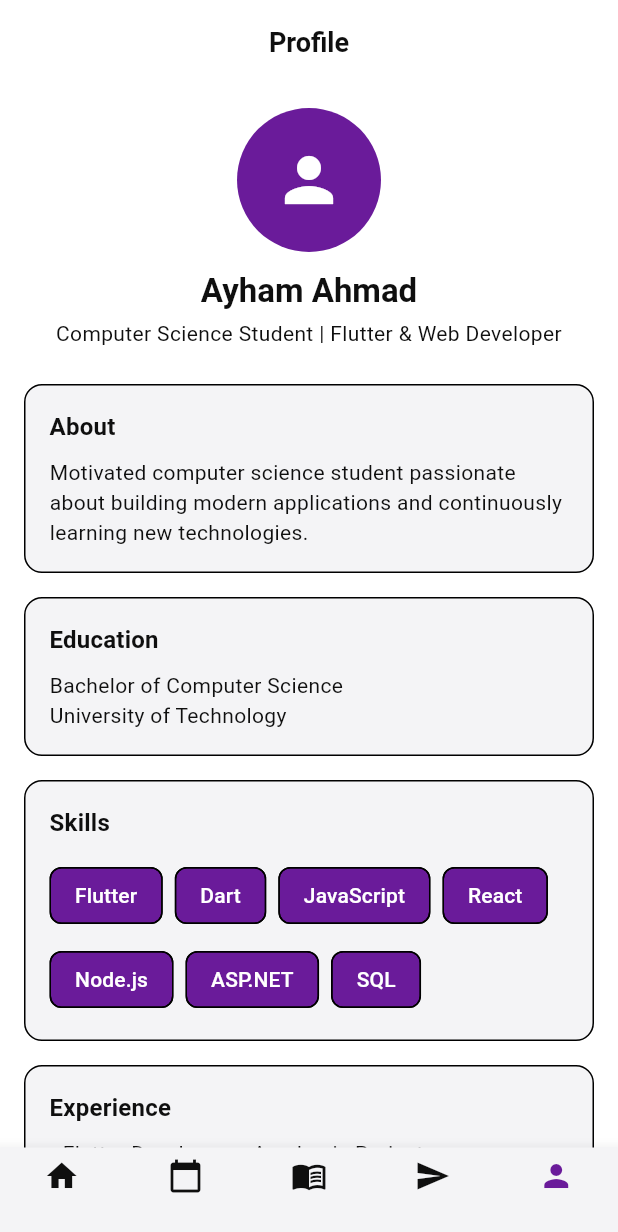
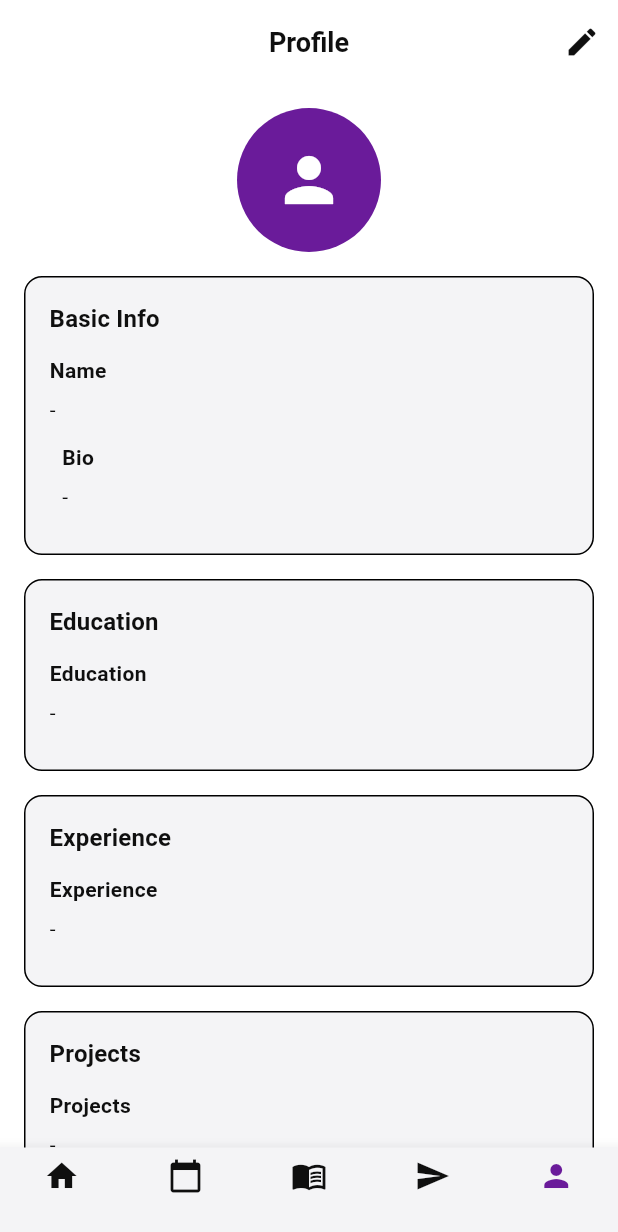
Before and after one commit to enas0/loopx, a Flutter app: the ProfilePage screen opened directly, on a phone screen of 412 x 824 dp. Shown: the top 1232 px of the screen. Run offline on Flutter 3.47's test engine with Material 3 defaults, Android fonts, the phone set to English and light mode, and no system bars; our stand-ins replace cloud_firestore, firebase_auth, firebase_core, youtube_player_flutter; accounts and stored records are empty.

Commit message:
زز
زز

```diff
--- a/lib/courses/courses_routes.dart
+++ /dev/null
@@ -1 +0,0 @@
-// TODO Implement this library.
--- a/lib/courses/luctures_page.dart
+++ /dev/null
@@ -1 +0,0 @@
-// TODO Implement this library.
--- /dev/null
+++ b/lib/models/user_profile.dart
@@ -0,0 +1,40 @@
+class UserProfile {
+  final String name;
+  final String bio;
+  final String education;
+  final String experience;
+  final String projects;
+  final List<String> skills;
+
+  UserProfile({
+    required this.name,
+    required this.bio,
+    required this.education,
+    required this.experience,
+    required this.projects,
+    required this.skills,
+  });
+
+  factory UserProfile.fromMap(Map<String, dynamic> map) {
+    return UserProfile(
+      name: map['name'] ?? '',
+      bio: map['bio'] ?? '',
+      education: map['education'] ?? '',
+      experience: map['experience'] ?? '',
+      projects: map['projects'] ?? '',
+      skills: List<String>.from(map['skills'] ?? []),
+    );
+  }
+
+  Map<String, dynamic> toMap() {
+    return {
+      'name': name,
+      'bio': bio,
+      'education': education,
+      'experience': experience,
+      'projects': projects,
+      'skills': skills,
+      'updatedAt': DateTime.now(),
+    };
+  }
+}
--- a/lib/screens/profile/profile_page.dart
+++ b/lib/screens/profile/profile_page.dart
@@ -1,101 +1,175 @@
 import 'package:flutter/material.dart';
+import 'package:cloud_firestore/cloud_firestore.dart';
+import 'package:firebase_auth/firebase_auth.dart';
 
 import '../../widgets/app_bottom_nav.dart';
 
-class ProfilePage extends StatelessWidget {
+class ProfilePage extends StatefulWidget {
   const ProfilePage({super.key});
+
+  @override
+  State<ProfilePage> createState() => _ProfilePageState();
+}
+
+class _ProfilePageState extends State<ProfilePage> {
+  final _auth = FirebaseAuth.instance;
+  final _firestore = FirebaseFirestore.instance;
+
+  bool _isEditing = false;
+  bool _isLoading = true;
+
+  final _nameCtrl = TextEditingController();
+  final _bioCtrl = TextEditingController();
+  final _educationCtrl = TextEditingController();
+  final _experienceCtrl = TextEditingController();
+  final _projectsCtrl = TextEditingController();
+  final _skillsCtrl = TextEditingController();
+
+  String get _uid => _auth.currentUser!.uid;
+
+  @override
+  void initState() {
+    super.initState();
+    _loadProfile();
+  }
+
+  /// 🔹 Load profile from Firestore
+  Future<void> _loadProfile() async {
+    final doc = await _firestore
+        .collection('users')
+        .doc(_uid)
+        .collection('profile')
+        .doc('profileid')
+        .get();
+
+    if (doc.exists) {
+      final data = doc.data()!;
+      _nameCtrl.text = data['name'] ?? '';
+      _bioCtrl.text = data['bio'] ?? '';
+      _educationCtrl.text = data['education'] ?? '';
+      _experienceCtrl.text = data['experience'] ?? '';
+      _projectsCtrl.text = data['projects'] ?? '';
+      _skillsCtrl.text = (data['skills'] as List?)?.join(', ') ?? '';
+    }
+
+    setState(() => _isLoading = false);
+  }
+
+  /// 🔹 Save profile to Firestore
+  Future<void> _saveProfile() async {
+    await _firestore
+        .collection('users')
+        .doc(_uid)
+        .collection('profile')
+        .doc('profileid')
+        .set({
+          'name': _nameCtrl.text.trim(),
+          'bio': _bioCtrl.text.trim(),
+          'education': _educationCtrl.text.trim(),
+          'experience': _experienceCtrl.text.trim(),
+          'projects': _projectsCtrl.text.trim(),
+          'skills': _skillsCtrl.text
+              .split(',')
+              .map((e) => e.trim())
+              .where((e) => e.isNotEmpty)
+              .toList(),
+          'updatedAt': FieldValue.serverTimestamp(),
+        }, SetOptions(merge: true));
+
+    setState(() => _isEditing = false);
+  }
 
   @override
   Widget build(BuildContext context) {
     final colors = Theme.of(context).colorScheme;
     final textTheme = Theme.of(context).textTheme;
 
+    if (_isLoading) {
+      return const Scaffold(body: Center(child: CircularProgressIndicator()));
+    }
+
     return Scaffold(
-      appBar: AppBar(title: const Text('Profile')),
+      appBar: AppBar(
+        title: const Text('Profile'),
+        actions: [
+          IconButton(
+            icon: Icon(_isEditing ? Icons.save : Icons.edit),
+            onPressed: () async {
+              if (_isEditing) {
+                await _saveProfile();
+              } else {
+                setState(() => _isEditing = true);
+              }
+            },
+          ),
+        ],
+      ),
 
       body: SingleChildScrollView(
         padding: const EdgeInsets.all(16),
         child: Column(
-          crossAxisAlignment: CrossAxisAlignment.start,
           children: [
-            Center(
+            /// Avatar
+            CircleAvatar(
+              radius: 48,
+              backgroundColor: colors.primaryContainer,
+              child: Icon(
+                Icons.person,
+                size: 48,
+                color: colors.onPrimaryContainer,
+              ),
+            ),
+
+            const SizedBox(height: 16),
+
+            _card(
+              context,
+              title: 'Basic Info',
               child: Column(
                 children: [
-                  CircleAvatar(
-                    radius: 48,
-                    backgroundColor: colors.primaryContainer,
-                    child: Icon(
-                      Icons.person,
-                      size: 48,
-                      color: colors.onPrimaryContainer,
-                    ),
-                  ),
-                  const SizedBox(height: 12),
-                  Text(
-                    'Ayham Ahmad',
-                    style: textTheme.titleLarge?.copyWith(
-                      fontWeight: FontWeight.bold,
-                    ),
-                  ),
-                  const SizedBox(height: 4),
-                  Text(
-                    'Computer Science Student | Flutter & Web Developer',
-                    textAlign: TextAlign.center,
-                    style: textTheme.bodyMedium?.copyWith(
-                      color: colors.onSurfaceVariant,
-                    ),
-                  ),
+                  _field('Name', _nameCtrl),
+                  _field('Bio', _bioCtrl, maxLines: 3),
                 ],
               ),
             ),
 
-            const SizedBox(height: 24),
-
-            _section(
+            _card(
               context,
-              title: 'About',
-              content:
-                  'Motivated computer science student passionate about building '
-                  'modern applications and continuously learning new technologies.',
+              title: 'Education',
+              child: _field('Education', _educationCtrl, maxLines: 2),
             ),
 
-            _section(
+            _card(
               context,
-              title: 'Education',
-              content: 'Bachelor of Computer Science\nUniversity of Technology',
+              title: 'Experience',
+              child: _field('Experience', _experienceCtrl, maxLines: 3),
             ),
 
-            _skillsSection(context),
-
-            _section(
+            _card(
               context,
-              title: 'Experience',
-              content:
-                  '• Flutter Developer – Academic Projects\n'
-                  '• Web Developer – Personal Projects',
+              title: 'Projects',
+              child: _field('Projects', _projectsCtrl, maxLines: 2),
             ),
 
-            _section(
+            _card(
               context,
-              title: 'Projects',
-              content:
-                  '• LOOPX – Study & Productivity App\n'
-                  '• Portfolio Website\n'
-                  '• Mobile Task Manager',
+              title: 'Skills',
+              child: _field('Skills (comma separated)', _skillsCtrl),
             ),
           ],
         ),
       ),
 
-      ///BottomNav Widget
       bottomNavigationBar: const AppBottomNav(currentIndex: 4),
     );
   }
 
-  Widget _section(
+  /// ================= UI Helpers =================
+
+  Widget _card(
     BuildContext context, {
     required String title,
-    required String content,
+    required Widget child,
   }) {
     final colors = Theme.of(context).colorScheme;
     final textTheme = Theme.of(context).textTheme;
@@ -116,60 +190,28 @@ class ProfilePage extends StatelessWidget {
             title,
             style: textTheme.titleMedium?.copyWith(fontWeight: FontWeight.bold),
           ),
-          const SizedBox(height: 8),
-          Text(content, style: textTheme.bodyMedium),
+          const SizedBox(height: 12),
+          child,
         ],
       ),
     );
   }
 
-  // SKILLS
-  Widget _skillsSection(BuildContext context) {
-    final colors = Theme.of(context).colorScheme;
-    final textTheme = Theme.of(context).textTheme;
-
-    final skills = [
-      'Flutter',
-      'Dart',
-      'JavaScript',
-      'React',
-      'Node.js',
-      'ASP.NET',
-      'SQL',
-    ];
-
-    return Container(
-      width: double.infinity,
-      margin: const EdgeInsets.only(bottom: 16),
-      padding: const EdgeInsets.all(16),
-      decoration: BoxDecoration(
-        color: colors.surface,
-        borderRadius: BorderRadius.circular(12),
-        border: Border.all(color: colors.outlineVariant),
-      ),
-      child: Column(
-        crossAxisAlignment: CrossAxisAlignment.start,
-        children: [
-          Text(
-            'Skills',
-            style: textTheme.titleMedium?.copyWith(fontWeight: FontWeight.bold),
-          ),
-          const SizedBox(height: 12),
-          Wrap(
-            spacing: 8,
-            runSpacing: 8,
-            children: skills
-                .map(
-                  (skill) => Chip(
-                    label: Text(skill),
-                    backgroundColor: colors.primaryContainer,
-                    labelStyle: TextStyle(color: colors.onPrimaryContainer),
-                  ),
-                )
-                .toList(),
-          ),
-        ],
-      ),
+  Widget _field(
+    String label,
+    TextEditingController controller, {
+    int maxLines = 1,
+  }) {
+    return Column(
+      crossAxisAlignment: CrossAxisAlignment.start,
+      children: [
+        Text(label, style: const TextStyle(fontWeight: FontWeight.w600)),
+        const SizedBox(height: 6),
+        _isEditing
+            ? TextField(controller: controller, maxLines: maxLines)
+            : Text(controller.text.isEmpty ? '-' : controller.text),
+        const SizedBox(height: 12),
+      ],
     );
   }
 }
--- a/pubspec.yaml
+++ b/pubspec.yaml
@@ -15,6 +15,10 @@ dependencies:
   cloud_firestore: ^5.5.0
   cupertino_icons: ^1.0.8
   uuid: ^4.4.0
+  url_launcher: ^6.2.1
+  youtube_player_flutter: ^9.0.1
+
+
 
 
 dev_dependencies:
```
Also changed, not shown: lib/screens/auth/signup.dart (+75 -55 lines), lib/screens/courses/page/course_map_page.dart (+16 -14 lines), lib/screens/courses/page/course_overview_page.dart (+104 -6 lines), lib/screens/courses/page/lesson_page.dart (+88 -53 lines), lib/services/profile_service.dart (added, +26 -0 lines), lib/screens/courses/services/courses_service.dart (deleted), lib/screens/courses/widgets/course_model.dart (deleted), lib/screens/courses/widgets/hackathon_model.dart (deleted), lib/screens/courses/widgets/lecture_model.dart (deleted), lib/screens/courses/widgets/module_model.dart (deleted), lib/screens/courses/widgets/project_model.dart (deleted), pubspec.lock, 5 other files.
